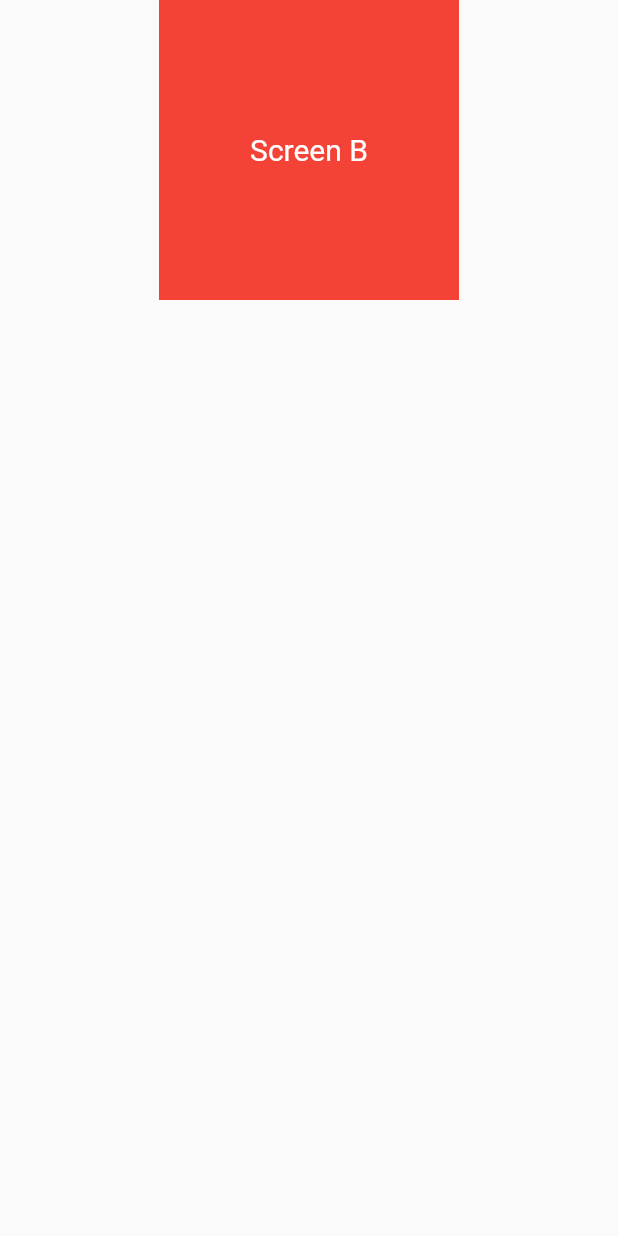
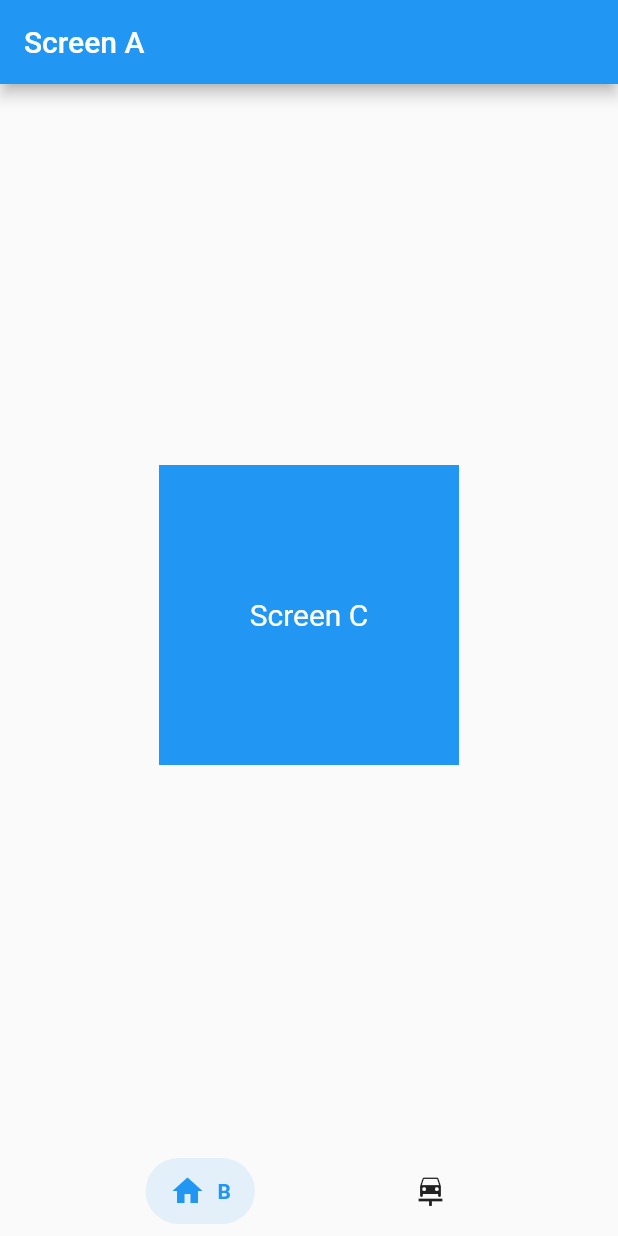
Before and after one commit to santamayengb/AutoRoue-SalomonBottomBar, a Flutter app: the screen it shows after launch, on a phone screen of 412 x 824 dp. Run offline on Flutter 3.47's test engine with Material 2 defaults, Android fonts, the phone set to English and light mode, and no system bars; drawn by our look-alikes of salomon_bottom_bar; our stand-ins replace auto_route.

Commit message:
Screen A Line no 20

```diff
--- /dev/null
+++ b/lib/models/user_dto.dart
@@ -0,0 +1,6 @@
+class UserDto {
+  int? id;
+  String? name;
+
+  UserDto({this.id, this.name});
+}
--- a/lib/pages/screena.dart
+++ b/lib/pages/screena.dart
@@ -1,17 +1,37 @@
 import 'package:flutter/material.dart';
 import 'package:auto_route/auto_route.dart';
 import 'package:navigator_bar/routes/routes.gr.dart';
+import 'package:salomon_bottom_bar/salomon_bottom_bar.dart';
 
 class ScreenAPage extends StatelessWidget {
   const ScreenAPage({Key? key}) : super(key: key);
 
   @override
   Widget build(BuildContext context) {
-    return const AutoTabsScaffold(
-      routes: [
+    return AutoTabsScaffold(
+      appBarBuilder: (_, tabsRouter) => AppBar(
+        backgroundColor: Colors.blue,
+        title: const Text('Screen A'),
+      ),
+      routes: const [
+        ScreenCRoute(),
         ScreenBRoute(),
-        ScreenCRoute(),
       ],
+      bottomNavigationBuilder: (_, tabsRouter) {
+        return SalomonBottomBar(
+          onTap: tabsRouter.setActiveIndex,
+          items: [
+            SalomonBottomBarItem(
+              icon: const Icon(Icons.home),
+              title: const Text('B'),
+            ),
+            SalomonBottomBarItem(
+              icon: const Icon(Icons.car_repair),
+              title: const Text('C'),
+            ),
+          ],
+        );
+      },
     );
   }
 }
--- a/lib/pages/screenc.dart
+++ b/lib/pages/screenc.dart
@@ -5,6 +5,16 @@ class ScreenCPage extends StatelessWidget {
 
   @override
   Widget build(BuildContext context) {
-    return Container();
+    return Center(
+      child: Container(
+          color: Colors.blue,
+          height: 200,
+          width: 200,
+          child: const Center(
+              child: Text(
+            "Screen C",
+            style: TextStyle(color: Colors.white, fontSize: 20),
+          ))),
+    );
   }
 }
--- a/lib/routes/routes.dart
+++ b/lib/routes/routes.dart
@@ -4,7 +4,7 @@ import '../pages/allscreens.dart';
 @MaterialAutoRouter(
   replaceInRouteName: 'Page,Route',
   routes: <AutoRoute>[
-    AutoRoute(path: "/", page: ScreenAPage, children: [
+    AutoRoute(page: ScreenAPage, children: [
       AutoRoute(page: ScreenBPage),
       AutoRoute(page: ScreenCPage),
     ]),
--- a/pubspec.yaml
+++ b/pubspec.yaml
@@ -34,6 +34,7 @@ dependencies:
   # The following adds the Cupertino Icons font to your application.
   # Use with the CupertinoIcons class for iOS style icons.
   cupertino_icons: ^1.0.2
+  salomon_bottom_bar: ^3.1.0
 
 dev_dependencies:
   flutter_test:
```
Also changed, not shown: pubspec.lock.
